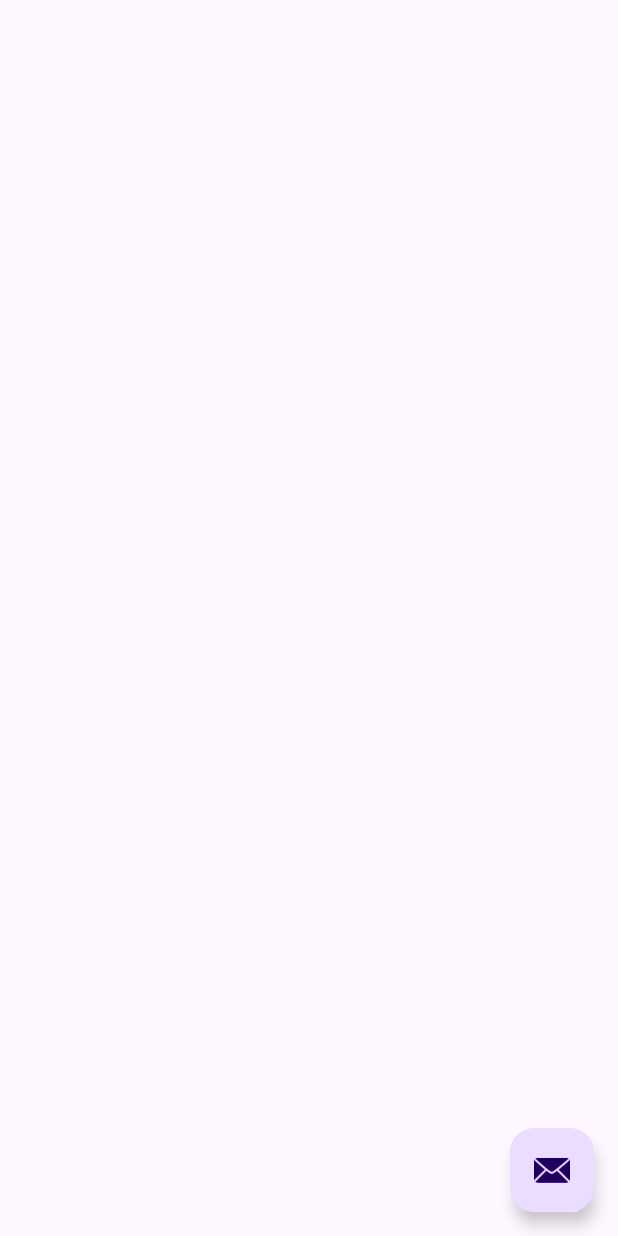
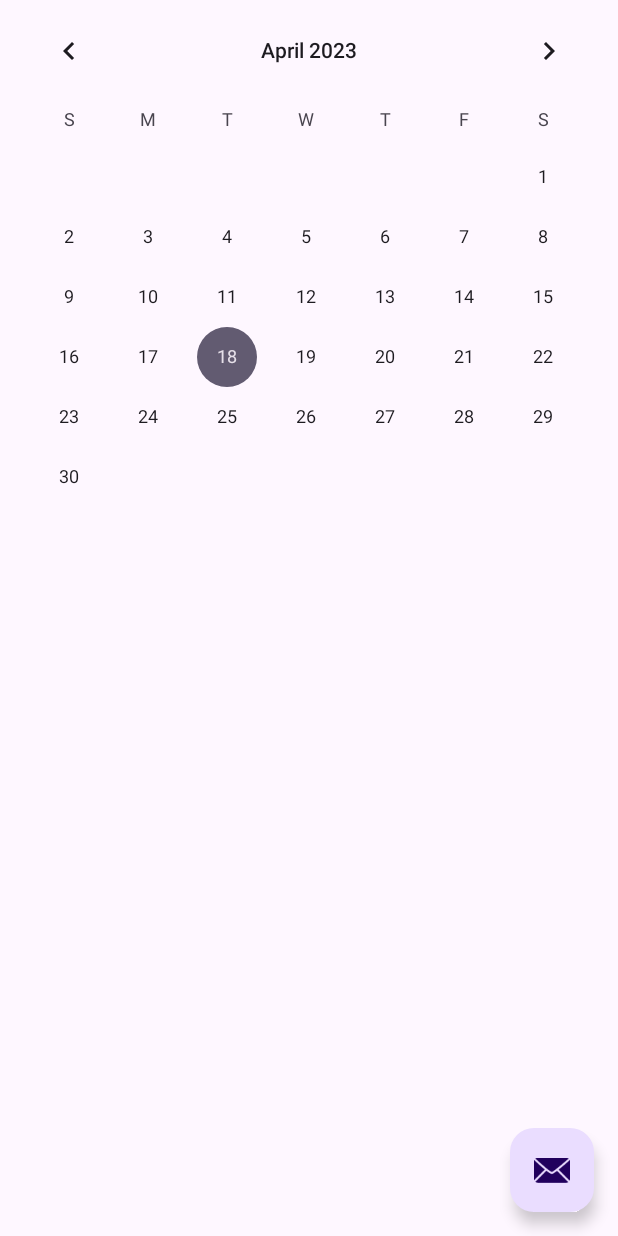
Before and after one commit to NoahGora/Moban, an Android app: the layout activity_main.xml on its own in the app's theme, with its tools: preview values and no code run, on a phone screen of 412 x 824 dp. Run offline under Robolectric (Android 15) with nearby library versions, the phone set to English and light mode, and no system bars.

Commit message:
Kalender hinzugefügt

```diff
--- a/app/src/main/res/layout/activity_main.xml
+++ b/app/src/main/res/layout/activity_main.xml
@@ -30,4 +30,17 @@
         android:layout_marginBottom="16dp"
         app:srcCompat="@android:drawable/ic_dialog_email" />
 
+    <RelativeLayout xmlns:android="http://schemas.android.com/apk/res/android"
+        xmlns:tools="http://schemas.android.com/tools"
+        android:layout_width="match_parent"
+        android:layout_height="match_parent"
+        tools:context=".MainActivity">
+
+        <CalendarView
+            android:id="@+id/calendarView"
+            android:layout_width="match_parent"
+            android:layout_height="match_parent" />
+
+    </RelativeLayout>
+
 </androidx.coordinatorlayout.widget.CoordinatorLayout>
```
Also changed, not shown: app/src/main/java/com/example/moban/MainActivity.java (+18 -11 lines).
